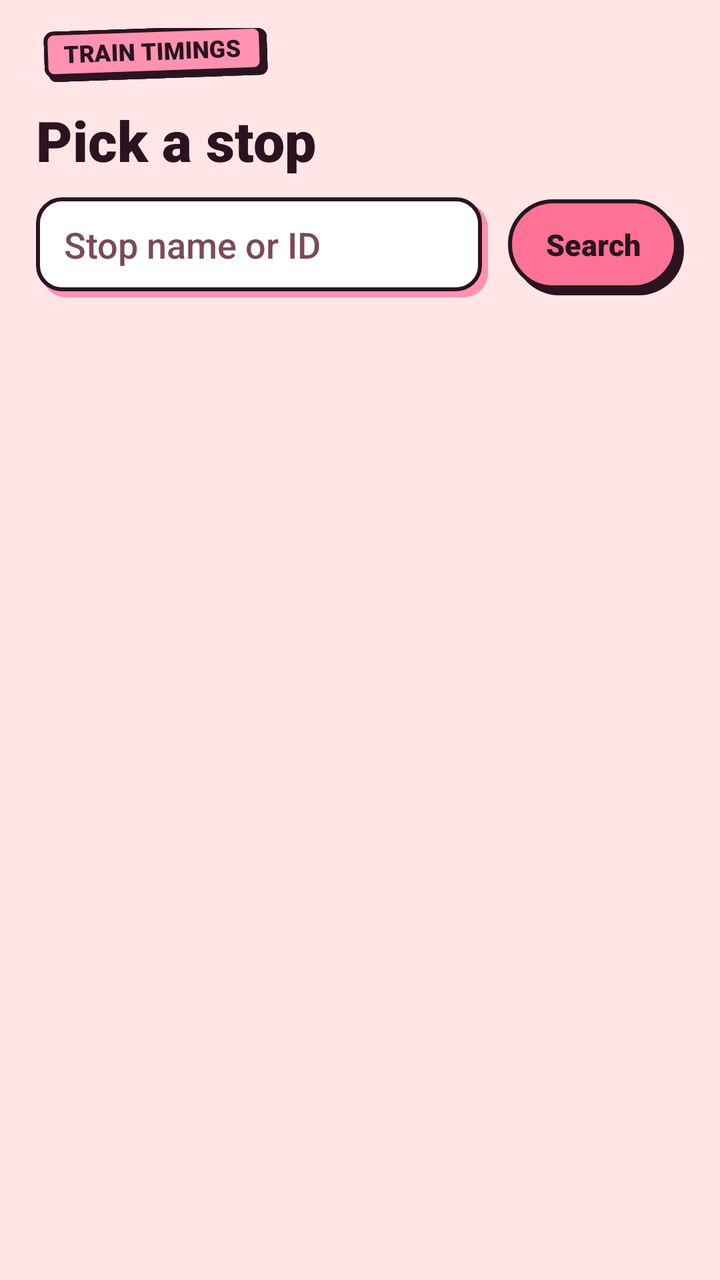
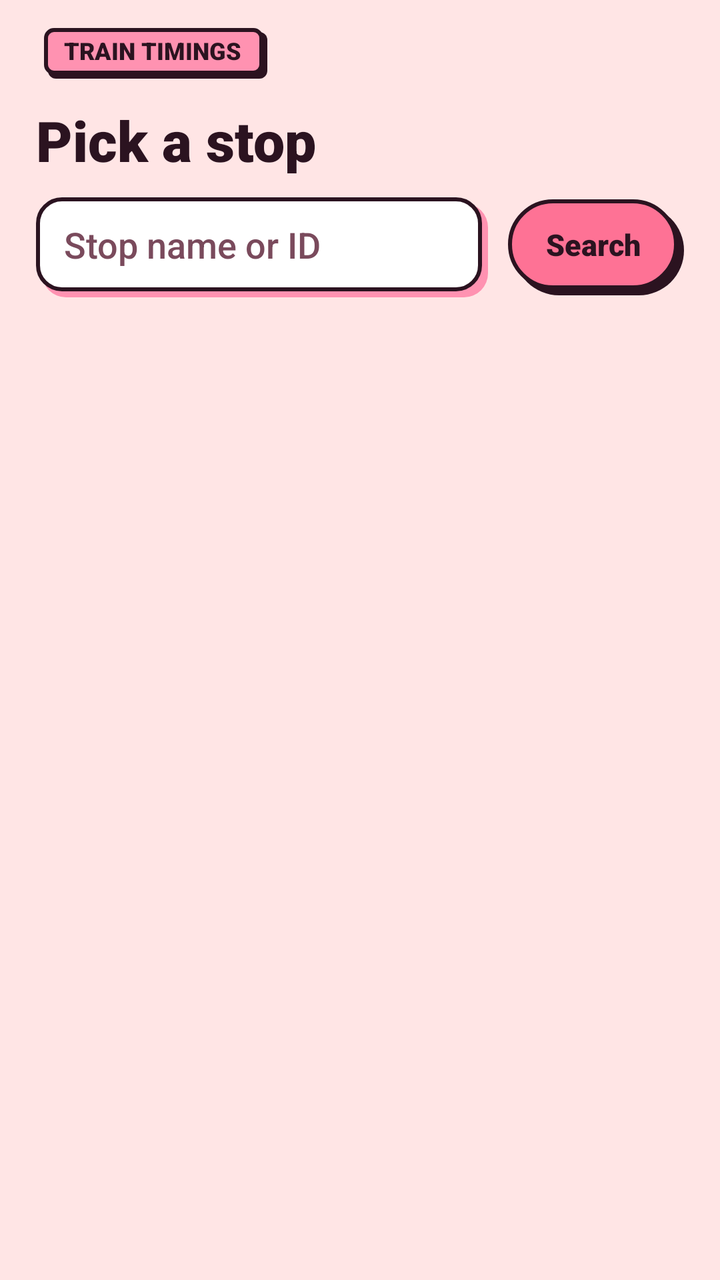

Compare the two renders of this Android layout. The source of the first and the diff that turns it into the second are given below.
<!-- AndroidManifest.xml: application theme AppTheme -->
<!-- res/layout/activity_config.xml -->
<?xml version="1.0" encoding="utf-8"?>
<LinearLayout xmlns:android="http://schemas.android.com/apk/res/android"
    android:layout_width="match_parent"
    android:layout_height="match_parent"
    android:fitsSystemWindows="true"
    android:orientation="vertical"
    android:paddingStart="18dp"
    android:paddingTop="14dp"
    android:paddingEnd="18dp"
    android:paddingBottom="14dp">

    
    <TextView
        android:layout_width="wrap_content"
        android:layout_height="wrap_content"
        android:layout_marginStart="4dp"
        android:background="@drawable/sticker_bg"
        android:fontFamily="sans-serif-black"
        android:paddingStart="10dp"
        android:paddingTop="3dp"
        android:paddingEnd="13dp"
        android:paddingBottom="6dp"
        android:rotation="-2"
        android:text="@string/app_name"
        android:textAllCaps="true"
        android:textColor="@color/screen_text"
        android:textSize="12sp" />

    <TextView
        android:id="@+id/title"
        android:layout_width="match_parent"
        android:layout_height="wrap_content"
        android:layout_marginTop="12dp"
        android:fontFamily="sans-serif-black"
        android:text="@string/pick_stop"
        android:textColor="@color/screen_text"
        android:textSize="28sp" />

    <LinearLayout
        android:id="@+id/search_row"
        android:layout_width="match_parent"
        android:layout_height="wrap_content"
        android:layout_marginTop="10dp"
        android:gravity="center_vertical"
        android:orientation="horizontal">

        <EditText
            android:id="@+id/query"
            android:layout_width="0dp"
            android:layout_height="wrap_content"
            android:layout_weight="1"
            android:background="@drawable/input_bg"
            android:fontFamily="sans-serif-medium"
            android:hint="@string/search_hint"
            android:imeOptions="actionSearch"
            android:importantForAutofill="no"
            android:inputType="text"
            android:minHeight="50dp"
            android:paddingStart="14dp"
            android:paddingEnd="16dp"
            android:paddingBottom="3dp"
            android:singleLine="true"
            android:textColor="@color/screen_text" />

        <Button
            android:id="@+id/search"
            style="@style/PillButton.Primary"
            android:layout_width="wrap_content"
            android:layout_height="wrap_content"
            android:layout_marginStart="10dp"
            android:text="@string/search" />
    </LinearLayout>

    <TextView
        android:id="@+id/status"
        android:layout_width="match_parent"
        android:layout_height="wrap_content"
        android:layout_marginTop="10dp"
        android:layout_marginBottom="6dp"
        android:fontFamily="sans-serif-medium"
        android:lineSpacingExtra="2dp"
        android:textColor="@color/screen_text_secondary"
        android:textSize="13sp" />

    <ListView
        android:id="@+id/list"
        android:layout_width="match_parent"
        android:layout_height="0dp"
        android:layout_weight="1"
        android:clipToPadding="false"
        android:divider="@android:color/transparent"
        android:dividerHeight="8dp"
        android:listSelector="@android:color/transparent"
        android:paddingBottom="8dp" />

    <LinearLayout
        android:layout_width="match_parent"
        android:layout_height="wrap_content"
        android:layout_marginTop="8dp"
        android:gravity="center_vertical"
        android:orientation="horizontal">

        <Button
            android:id="@+id/back"
            style="@style/PillButton.Text"
            android:layout_width="wrap_content"
            android:layout_height="wrap_content"
            android:text="@string/back"
            android:visibility="gone" />

        <Button
            android:id="@+id/add_stop"
            style="@style/PillButton"
            android:layout_width="wrap_content"
            android:layout_height="wrap_content"
            android:layout_marginEnd="10dp"
            android:text="@string/add_stop"
            android:visibility="gone" />

        <Button
            android:id="@+id/save"
            style="@style/PillButton.Primary"
            android:layout_width="0dp"
            android:layout_height="wrap_content"
            android:layout_weight="1"
            android:text="@string/save"
            android:visibility="gone" />
    </LinearLayout>
</LinearLayout>
<!-- resources referenced by this layout -->
<resources>
  <color name="screen_text">@color/ink</color>
  <color name="screen_text_secondary">#7A4A5C</color>
  <!-- drawable input_bg (drawable) -->
  <?xml version="1.0" encoding="utf-8"?>
  <layer-list xmlns:android="http://schemas.android.com/apk/res/android">
      <item android:left="3dp" android:top="3dp">
          <shape android:shape="rectangle">
              <solid android:color="@color/cotton_candy" />
              <corners android:radius="12dp" />
          </shape>
      </item>
      <item android:bottom="3dp" android:right="3dp">
          <shape android:shape="rectangle">
              <solid android:color="#FFFFFF" />
              <stroke android:width="2dp" android:color="@color/outline" />
              <corners android:radius="12dp" />
          </shape>
      </item>
  </layer-list>
  <!-- drawable sticker_bg (drawable) -->
  <?xml version="1.0" encoding="utf-8"?>
  <layer-list xmlns:android="http://schemas.android.com/apk/res/android">
      <item android:left="2dp" android:top="2dp">
          <shape android:shape="rectangle">
              <solid android:color="@color/outline" />
              <corners android:radius="4dp" />
          </shape>
      </item>
      <item android:bottom="2dp" android:right="2dp">
          <shape android:shape="rectangle">
              <solid android:color="@color/cotton_candy" />
              <stroke android:width="2dp" android:color="@color/outline" />
              <corners android:radius="4dp" />
          </shape>
      </item>
  </layer-list>
  <string name="add_stop">+ Add stop</string>
  <string name="app_name">Train Timings</string>
  <string name="back">Back</string>
  <string name="pick_stop">Pick a stop</string>
  <string name="save">Save</string>
  <string name="search">Search</string>
  <string name="search_hint">Stop name or ID</string>
  <style name="PillButton" parent="android:Widget.Material.Button.Borderless">
          <item name="android:background">@drawable/btn_secondary</item>
          <item name="android:stateListAnimator">@null</item>
          <item name="android:fontFamily">sans-serif-black</item>
          <item name="android:textAllCaps">false</item>
          <item name="android:textColor">@color/screen_text</item>
          <item name="android:textSize">15sp</item>
          <item name="android:minHeight">48dp</item>
          <item name="android:paddingStart">18dp</item>
          <item name="android:paddingEnd">21dp</item>
          <item name="android:paddingTop">8dp</item>
          <item name="android:paddingBottom">11dp</item>
      </style>
  <style name="PillButton.Primary">
          <item name="android:background">@drawable/btn_primary</item>
      </style>
  <style name="PillButton.Text">
          <item name="android:background">@null</item>
          <item name="android:paddingStart">8dp</item>
          <item name="android:paddingEnd">8dp</item>
      </style>
  <color name="ink">#2B1320</color>
  <color name="cotton_candy">#FF92B1</color>
  <color name="outline">@color/ink</color>
  <color name="screen_bg">@color/soft_blush</color>
  <color name="petal_rouge">#FE7295</color>
  <style name="PlayfulDialog" parent="android:Theme.Material.Light.Dialog.Alert">
          <item name="android:windowBackground">@drawable/dialog_bg</item>
          <item name="android:colorAccent">@color/petal_rouge</item>
          <item name="android:colorControlActivated">@color/petal_rouge</item>
          <item name="android:colorControlNormal">@color/petal_rouge</item>
          <item name="android:textColorPrimary">@color/screen_text</item>
          <item name="android:textColorSecondary">@color/screen_text_secondary</item>
      </style>
  <color name="ripple">#40FE7295</color>
  <color name="button_primary">@color/petal_rouge</color>
  <color name="soft_blush">#FFE5E5</color>
  <!-- unchanged entries left out for length: 4 -->
</resources>

<!-- the commit's change to res/layout/activity_config.xml (unified diff, before → after) -->
@@ -20,7 +20,6 @@
         android:paddingTop="3dp"
         android:paddingEnd="13dp"
         android:paddingBottom="6dp"
-        android:rotation="-2"
         android:text="@string/app_name"
         android:textAllCaps="true"
         android:textColor="@color/screen_text"
